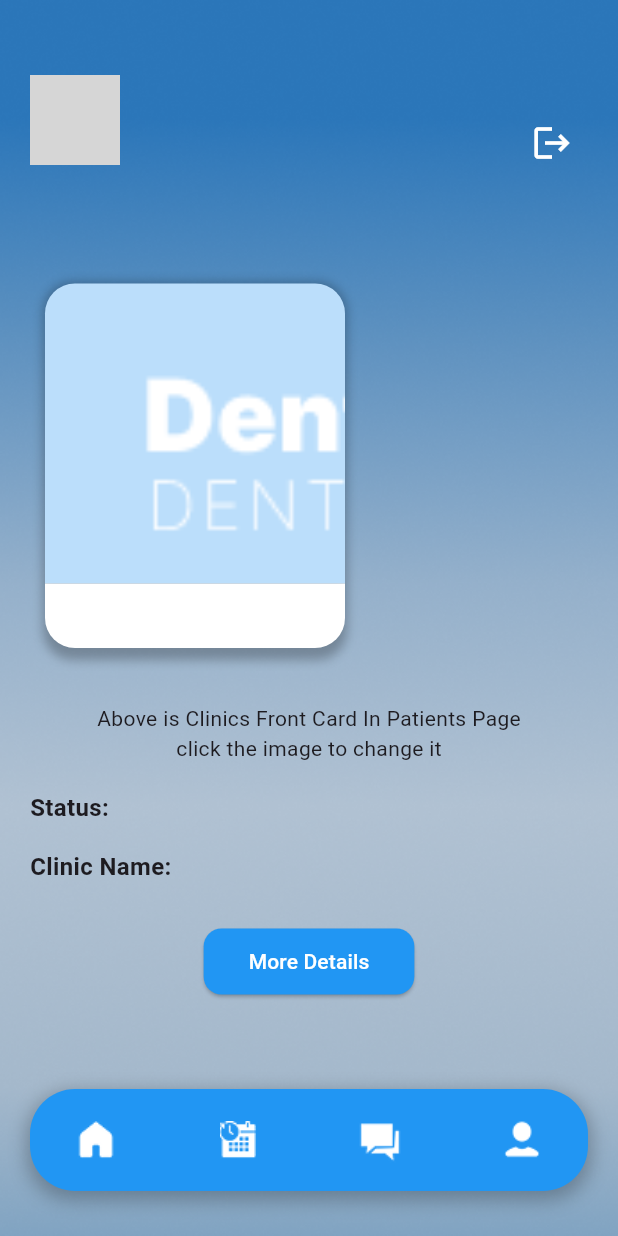
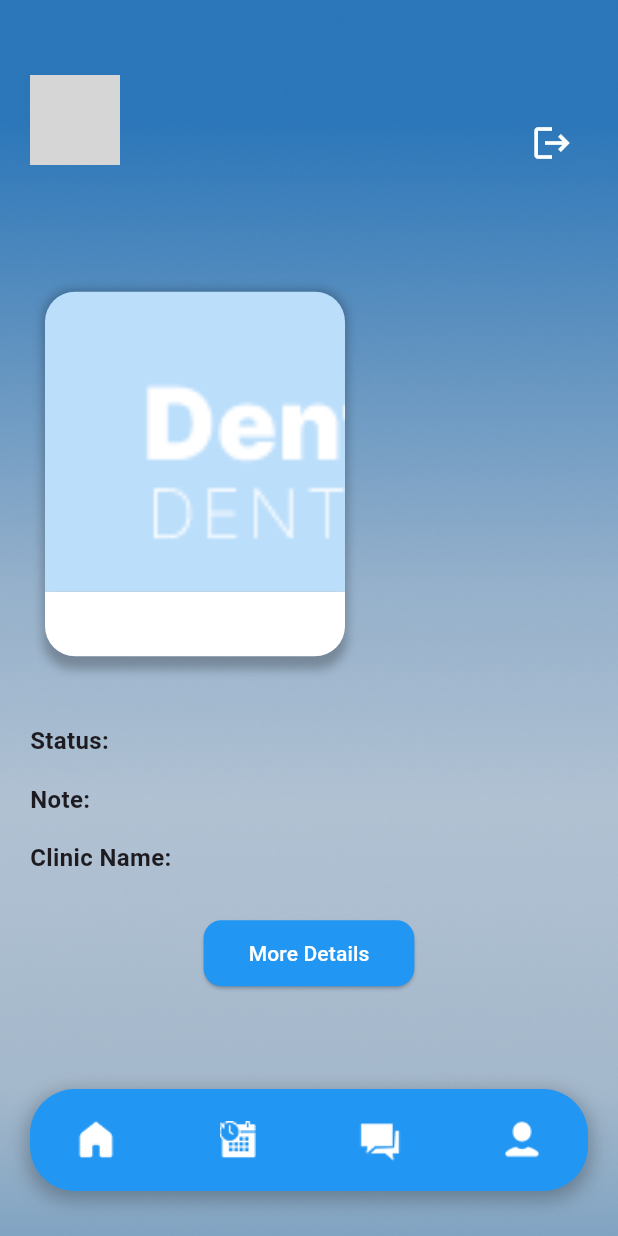
Before and after one commit to jvpm0930/dentease, a Flutter app: the DentClinicPage screen opened directly with empty values, on a phone screen of 412 x 824 dp. Run offline on Flutter 3.47's test engine with Material 3 defaults, Android fonts, the phone set to English and light mode, and no system bars; our stand-ins replace camera, geolocator, google_maps_flutter, image_picker, shared_preferences, supabase_flutter and 1 more; accounts and stored records are empty; network calls fail; grey boxes are pictures that could not be loaded.

Commit message:
recommendation update

```diff
--- a/lib/dentist/dentist_add_service.dart
+++ b/lib/dentist/dentist_add_service.dart
@@ -82,10 +82,6 @@ class _DentistAddServiceState extends State<DentistAddService> {
                 const SizedBox(height: 10),
                 _buildTextField(
                     servPriceController, 'Service Price', Icons.price_change),
-                const SizedBox(height: 10),
-                _buildTextField(
-                    clinicController, 'Clinic ID', Icons.local_hospital,
-                    readOnly: true),
                 const SizedBox(height: 20),
                 _buildSignUpButton(),
               ],
--- a/lib/dentist/dentist_clinic_front.dart
+++ b/lib/dentist/dentist_clinic_front.dart
@@ -107,13 +107,10 @@ class _DentClinicPageState extends State<DentClinicPage> {
                                 ClinicFrontForDentStaff(
                                     clinicId: widget.clinicId),
                                 const SizedBox(height: 30),
-                                const Text(
-                                    "Above is Clinics Front Card In Patients Page"),
-                                const Text(
-                                    "click the image to change it"),
-                                const SizedBox(height: 10),
                                 _buildDetailRow('Status:',
                                     clinicDetails?['status'] ?? 'N/A'),
+                                _buildDetailRow('Note:',
+                                    clinicDetails?['note'] ?? 'N/A'),
                                 _buildDetailRow('Clinic Name:',
                                     clinicDetails?['clinic_name'] ?? 'N/A'),
                                 const SizedBox(height: 20),
--- a/lib/dentist/dentist_clinic_services.dart
+++ b/lib/dentist/dentist_clinic_services.dart
@@ -144,7 +144,7 @@ class _DentistServListPageState extends State<DentistServListPage> {
                                 Text(
                                   "Status: ${service['status']}",
                                   style: TextStyle(
-                                    color: service['status'] == 'pending'
+                                    color: service['status'] == 'inactive'
                                         ? Colors.red
                                         : Colors.blue,
                                     fontWeight: FontWeight.bold,
--- a/lib/dentist/dentist_service_details.dart
+++ b/lib/dentist/dentist_service_details.dart
@@ -141,7 +141,7 @@ class _DentistServiceDetailsPageState extends State<DentistServiceDetailsPage> {
                               labelText: "Status",
                               border: OutlineInputBorder(),
                             ),
-                            items: ['approved', 'pending']
+                            items: ['active', 'inactive']
                                 .map((status) => DropdownMenuItem(
                                       value: status,
                                       child: Text(status),
```
Also changed, not shown: lib/admin/pages/clinics/admin_clinic_details.dart (+56 -15 lines), 4 other files.
